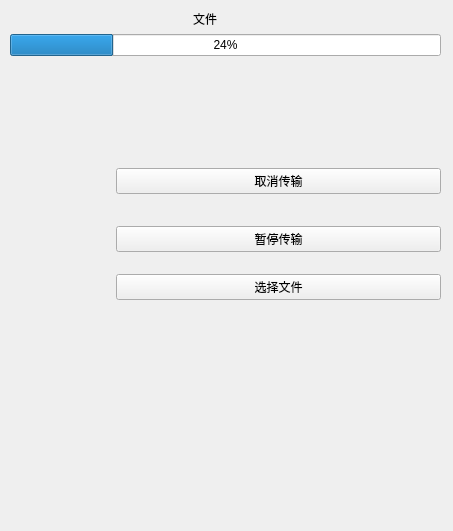
The window that Qt-IM/file.ui (XiaoZheng2003/BIT-QT-IM) describes before a commit, drawn with Qt 5.
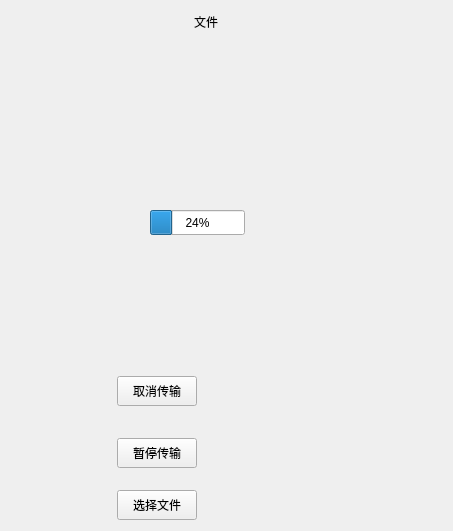
The same window after the commit.

Commit message: 增加文件接收界面

```diff
--- a/Qt-IM/file.ui
+++ b/Qt-IM/file.ui
@@ -13,116 +13,70 @@
   <property name="windowTitle">
    <string>Form</string>
   </property>
-  <widget class="QWidget" name="">
+  <widget class="QPushButton" name="Button_suspend">
    <property name="geometry">
     <rect>
-     <x>10</x>
-     <y>10</y>
-     <width>431</width>
-     <height>511</height>
+     <x>117</x>
+     <y>438</y>
+     <width>80</width>
+     <height>30</height>
     </rect>
    </property>
-   <layout class="QFormLayout" name="formLayout">
-    <item row="0" column="0" colspan="2">
-     <widget class="QLabel" name="file">
-      <property name="text">
-       <string>                                                       文件</string>
-      </property>
-     </widget>
-    </item>
-    <item row="1" column="0" colspan="2">
-     <widget class="QProgressBar" name="progressBar">
-      <property name="value">
-       <number>24</number>
-      </property>
-     </widget>
-    </item>
-    <item row="2" column="1">
-     <spacer name="verticalSpacer">
-      <property name="orientation">
-       <enum>Qt::Vertical</enum>
-      </property>
-      <property name="sizeType">
-       <enum>QSizePolicy::Fixed</enum>
-      </property>
-      <property name="sizeHint" stdset="0">
-       <size>
-        <width>20</width>
-        <height>100</height>
-       </size>
-      </property>
-     </spacer>
-    </item>
-    <item row="3" column="0">
-     <spacer name="horizontalSpacer">
-      <property name="orientation">
-       <enum>Qt::Horizontal</enum>
-      </property>
-      <property name="sizeType">
-       <enum>QSizePolicy::Fixed</enum>
-      </property>
-      <property name="sizeHint" stdset="0">
-       <size>
-        <width>100</width>
-        <height>20</height>
-       </size>
-      </property>
-     </spacer>
-    </item>
-    <item row="3" column="1">
-     <widget class="QPushButton" name="Button_cancle">
-      <property name="text">
-       <string>取消传输</string>
-      </property>
-     </widget>
-    </item>
-    <item row="5" column="1">
-     <widget class="QPushButton" name="Button_suspend">
-      <property name="text">
-       <string>暂停传输</string>
-      </property>
-     </widget>
-    </item>
-    <item row="6" column="1">
-     <spacer name="verticalSpacer_2">
-      <property name="orientation">
-       <enum>Qt::Vertical</enum>
-      </property>
-      <property name="sizeType">
-       <enum>QSizePolicy::Fixed</enum>
-      </property>
-      <property name="sizeHint" stdset="0">
-       <size>
-        <width>20</width>
-        <height>10</height>
-       </size>
-      </property>
-     </spacer>
-    </item>
-    <item row="7" column="1">
-     <widget class="QPushButton" name="Button_choose">
-      <property name="text">
-       <string>选择文件</string>
-      </property>
-     </widget>
-    </item>
-    <item row="4" column="1">
-     <spacer name="verticalSpacer_3">
-      <property name="orientation">
-       <enum>Qt::Vertical</enum>
-      </property>
-      <property name="sizeType">
-       <enum>QSizePolicy::Fixed</enum>
-      </property>
-      <property name="sizeHint" stdset="0">
-       <size>
-        <width>20</width>
-        <height>20</height>
-       </size>
-      </property>
-     </spacer>
-    </item>
-   </layout>
+   <property name="text">
+    <string>暂停传输</string>
+   </property>
+  </widget>
+  <widget class="QPushButton" name="Button_choose">
+   <property name="geometry">
+    <rect>
+     <x>117</x>
+     <y>490</y>
+     <width>80</width>
+     <height>30</height>
+    </rect>
+   </property>
+   <property name="text">
+    <string>选择文件</string>
+   </property>
+  </widget>
+  <widget class="QLabel" name="file">
+   <property name="geometry">
+    <rect>
+     <x>11</x>
+     <y>11</y>
+     <width>220</width>
+     <height>22</height>
+    </rect>
+   </property>
+   <property name="text">
+    <string>                                                       文件</string>
+   </property>
+  </widget>
+  <widget class="QProgressBar" name="progressBar">
+   <property name="geometry">
+    <rect>
+     <x>150</x>
+     <y>210</y>
+     <width>95</width>
+     <height>25</height>
+    </rect>
+   </property>
+   <property name="value">
+    <number>24</number>
+   </property>
+  </widget>
+  <widget class="QPushButton" name="Button_cancle">
+   <property name="geometry">
+    <rect>
+     <x>117</x>
+     <y>376</y>
+     <width>80</width>
+     <height>30</height>
+    </rect>
+   </property>
+   <property name="text">
+    <string>取消传输</string>
+   </property>
   </widget>
  </widget>
  <resources/>
```
The commit also changes 6 other files.
